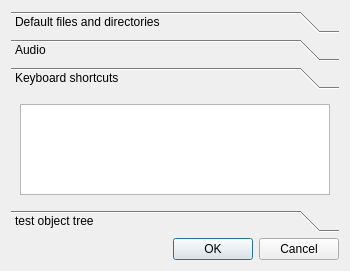
Before: the Qt Designer form src/vstboard/views/configdialog.ui in rbarreiros/vstboard, drawn with Qt 5.
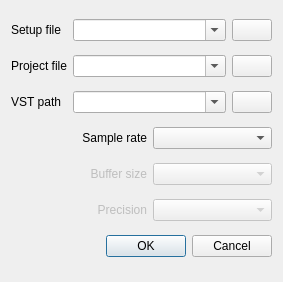
After: the same form once the commit is applied. The open tabs and pages were chosen to show the change. Icons and pictures are not drawn.

Commit message: cleaned up config dialog

Patch:
```diff
--- a/src/vstboard/views/configdialog.ui
+++ b/src/vstboard/views/configdialog.ui
@@ -6,8 +6,8 @@
    <rect>
     <x>0</x>
     <y>0</y>
-    <width>350</width>
-    <height>271</height>
+    <width>283</width>
+    <height>282</height>
    </rect>
   </property>
   <property name="windowTitle">
@@ -17,37 +17,6 @@
    <locale language="English" country="UnitedStates"/>
   </property>
   <layout class="QGridLayout" name="gridLayout">
-   <item row="2" column="0">
-    <widget class="QDialogButtonBox" name="buttonBox">
-     <property name="orientation">
-      <enum>Qt::Horizontal</enum>
-     </property>
-     <property name="standardButtons">
-      <set>QDialogButtonBox::Cancel|QDialogButtonBox::Ok</set>
-     </property>
-    </widget>
-   </item>
-   <item row="1" column="0">
-    <widget class="QToolBox" name="toolBox">
-     <property name="frameShape">
-      <enum>QFrame::NoFrame</enum>
-     </property>
-     <property name="currentIndex">
-      <number>0</number>
-     </property>
-     <widget class="QWidget" name="dirs">
-      <property name="geometry">
-       <rect>
-        <x>0</x>
-        <y>0</y>
-        <width>332</width>
-        <height>116</height>
-       </rect>
-      </property>
-      <attribute name="label">
-       <string>Default files and directories</string>
-      </attribute>
-      <layout class="QGridLayout" name="gridLayout_2">
        <item row="0" column="0">
         <widget class="QLabel" name="label_3">
          <property name="sizePolicy">
@@ -64,7 +33,7 @@
          </property>
         </widget>
        </item>
-       <item row="0" column="1">
+   <item row="0" column="1" colspan="2">
         <widget class="QComboBox" name="defaultSetup">
          <property name="sizePolicy">
           <sizepolicy hsizetype="Ignored" vsizetype="Fixed">
@@ -77,7 +46,7 @@
          </property>
         </widget>
        </item>
-       <item row="0" column="2">
+   <item row="0" column="3">
         <widget class="QPushButton" name="browseSetup">
          <property name="sizePolicy">
           <sizepolicy hsizetype="Fixed" vsizetype="Fixed">
@@ -113,7 +82,7 @@
          </property>
         </widget>
        </item>
-       <item row="1" column="1">
+   <item row="1" column="1" colspan="2">
         <widget class="QComboBox" name="defaultProject">
          <property name="sizePolicy">
           <sizepolicy hsizetype="Ignored" vsizetype="Fixed">
@@ -126,7 +95,7 @@
          </property>
         </widget>
        </item>
-       <item row="1" column="2">
+   <item row="1" column="3">
         <widget class="QPushButton" name="browseProject">
          <property name="sizePolicy">
           <sizepolicy hsizetype="Fixed" vsizetype="Fixed">
@@ -162,7 +131,7 @@
          </property>
         </widget>
        </item>
-       <item row="2" column="1">
+   <item row="2" column="1" colspan="2">
         <widget class="QComboBox" name="defaultVstPath">
          <property name="sizePolicy">
           <sizepolicy hsizetype="Ignored" vsizetype="Fixed">
@@ -175,7 +144,7 @@
          </property>
         </widget>
        </item>
-       <item row="2" column="2">
+   <item row="2" column="3">
         <widget class="QPushButton" name="browseVst">
          <property name="sizePolicy">
           <sizepolicy hsizetype="Fixed" vsizetype="Fixed">
@@ -195,22 +164,7 @@
          </property>
         </widget>
        </item>
-      </layout>
-     </widget>
-     <widget class="QWidget" name="audio">
-      <property name="geometry">
-       <rect>
-        <x>0</x>
-        <y>0</y>
-        <width>332</width>
-        <height>116</height>
-       </rect>
-      </property>
-      <attribute name="label">
-       <string>Audio</string>
-      </attribute>
-      <layout class="QGridLayout" name="gridLayout_5">
-       <item row="0" column="0">
+   <item row="3" column="0" colspan="2">
         <widget class="QLabel" name="label_4">
          <property name="text">
           <string>Sample rate</string>
@@ -220,10 +174,10 @@
          </property>
         </widget>
        </item>
-       <item row="0" column="1">
+   <item row="3" column="2" colspan="2">
         <widget class="QComboBox" name="sampleRate"/>
        </item>
-       <item row="1" column="0">
+   <item row="4" column="0" colspan="2">
         <widget class="QLabel" name="label_5">
          <property name="enabled">
           <bool>false</bool>
@@ -236,21 +190,14 @@
          </property>
         </widget>
        </item>
-       <item row="1" column="1">
+   <item row="4" column="2" colspan="2">
         <widget class="QComboBox" name="bufferSize">
          <property name="enabled">
           <bool>false</bool>
          </property>
         </widget>
        </item>
-       <item row="3" column="1">
-        <widget class="QComboBox" name="samplePrecision">
-         <property name="enabled">
-          <bool>false</bool>
-         </property>
-        </widget>
-       </item>
-       <item row="3" column="0">
+   <item row="5" column="0" colspan="2">
         <widget class="QLabel" name="label_6">
          <property name="enabled">
           <bool>false</bool>
@@ -263,69 +210,21 @@
          </property>
         </widget>
        </item>
-      </layout>
-     </widget>
-     <widget class="QWidget" name="kbShortcuts">
-      <property name="geometry">
-       <rect>
-        <x>0</x>
-        <y>0</y>
-        <width>332</width>
-        <height>116</height>
-       </rect>
-      </property>
-      <attribute name="label">
-       <string>Keyboard shortcuts</string>
-      </attribute>
-      <layout class="QGridLayout" name="gridLayout_3">
-       <item row="0" column="0">
-        <widget class="QTreeView" name="treeShortcuts">
-         <property name="focusPolicy">
-          <enum>Qt::StrongFocus</enum>
-         </property>
-         <property name="contextMenuPolicy">
-          <enum>Qt::NoContextMenu</enum>
-         </property>
-         <property name="horizontalScrollBarPolicy">
-          <enum>Qt::ScrollBarAlwaysOff</enum>
-         </property>
-         <property name="editTriggers">
-          <set>QAbstractItemView::DoubleClicked|QAbstractItemView::EditKeyPressed</set>
-         </property>
-         <property name="uniformRowHeights">
-          <bool>true</bool>
-         </property>
-         <property name="sortingEnabled">
-          <bool>true</bool>
-         </property>
-         <property name="animated">
-          <bool>true</bool>
-         </property>
-         <attribute name="headerVisible">
+   <item row="5" column="2" colspan="2">
+    <widget class="QComboBox" name="samplePrecision">
+     <property name="enabled">
           <bool>false</bool>
-         </attribute>
-        </widget>
-       </item>
-      </layout>
-     </widget>
-     <widget class="QWidget" name="test">
-      <property name="geometry">
-       <rect>
-        <x>0</x>
-        <y>0</y>
-        <width>332</width>
-        <height>116</height>
-       </rect>
-      </property>
-      <attribute name="label">
-       <string>test object tree</string>
-      </attribute>
-      <layout class="QGridLayout" name="gridLayout_4">
-       <item row="0" column="0">
-        <widget class="QTreeView" name="treeActions"/>
-       </item>
-      </layout>
-     </widget>
+     </property>
+    </widget>
+   </item>
+   <item row="6" column="0" colspan="4">
+    <widget class="QDialogButtonBox" name="buttonBox">
+     <property name="orientation">
+      <enum>Qt::Horizontal</enum>
+     </property>
+     <property name="standardButtons">
+      <set>QDialogButtonBox::Cancel|QDialogButtonBox::Ok</set>
+     </property>
     </widget>
    </item>
   </layout>
```
Lines whose indentation alone changed are shown as unchanged. The commit also changes 1 other file.
